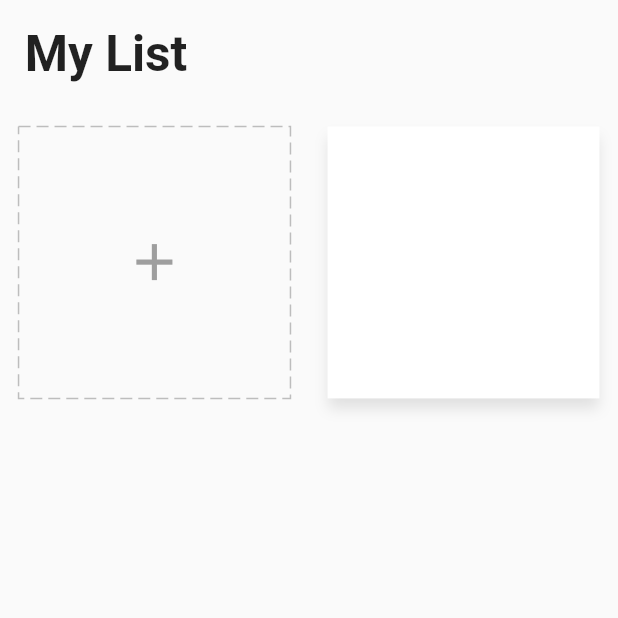
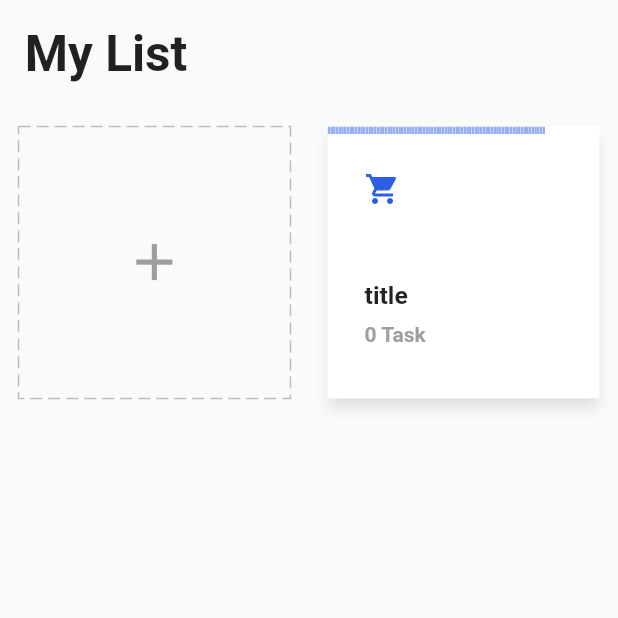
Before and after one commit to suryapradipta/to_do_list, a Flutter app: the screen it shows after launch, on a phone screen of 412 x 824 dp, the top half of it. Run offline on Flutter 3.47's test engine with Material 2 defaults, Android fonts, the phone set to English and light mode, and no system bars; drawn by our look-alikes of dotted_border, step_progress_indicator; our stand-ins replace equatable, flutter_easyloading, get, get_storage.

Commit message:
gradient progress indicator and task card style

```diff
--- a/lib/app/modules/home/widgets/task_card.dart
+++ b/lib/app/modules/home/widgets/task_card.dart
@@ -1,5 +1,6 @@
 import 'package:flutter/material.dart';
 import 'package:get/get.dart';
+import 'package:step_progress_indicator/step_progress_indicator.dart';
 import 'package:to_do_list/app/core/utils/extension.dart';
 import 'package:to_do_list/app/data/models/task.dart';
 import 'package:to_do_list/app/modules/home/controller.dart';
@@ -28,7 +29,54 @@ class TaskCard extends StatelessWidget {
       child: Column(
         crossAxisAlignment: CrossAxisAlignment.start,
         children: [
-
+          StepProgressIndicator(
+            // TODO change after finish todo CRUD
+            totalSteps: 100,
+            currentStep: 80,
+            size: 5,
+            padding: 0,
+            selectedGradientColor: LinearGradient(
+                colors: [color.withOpacity(0.5), color],
+                begin: Alignment.topLeft,
+                end: Alignment.bottomRight),
+            unselectedGradientColor: const LinearGradient(
+                colors: [Colors.white, Colors.white],
+                begin: Alignment.topLeft,
+                end: Alignment.bottomRight),
+          ),
+          Padding(
+            padding: EdgeInsets.all(6.0.wp),
+            child: Icon(
+              IconData(task.icon, fontFamily: 'MaterialIcons'),
+              color: color,
+            ),
+          ),
+          Padding(
+            padding: EdgeInsets.all(6.0.wp),
+            child: Column(
+              crossAxisAlignment: CrossAxisAlignment.start,
+              children: [
+                Text(
+                  task.title,
+                  style: TextStyle(
+                    fontWeight: FontWeight.bold,
+                    fontSize: 12.0.sp,
+                  ),
+                  overflow: TextOverflow.ellipsis,
+                ),
+                SizedBox(
+                  height: 2.0.wp,
+                ),
+                Text(
+                  '${task.todos?.length ?? 0} Task',
+                  style: TextStyle(
+                    fontWeight: FontWeight.bold,
+                    color: Colors.grey,
+                  ),
+                ),
+              ],
+            ),
+          )
         ],
       ),
     );
--- a/pubspec.yaml
+++ b/pubspec.yaml
@@ -40,6 +40,7 @@ dependencies:
   equatable: ^2.0.5
   flutter_easyloading: ^3.0.5
   dotted_border: ^2.0.0+3
+  step_progress_indicator: ^1.0.2
 
 dev_dependencies:
   flutter_test:
```
Also changed, not shown: pubspec.lock.
